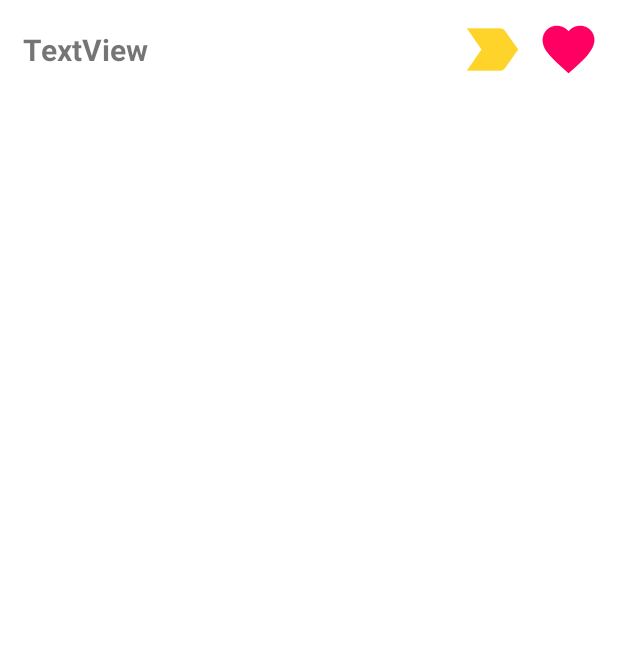
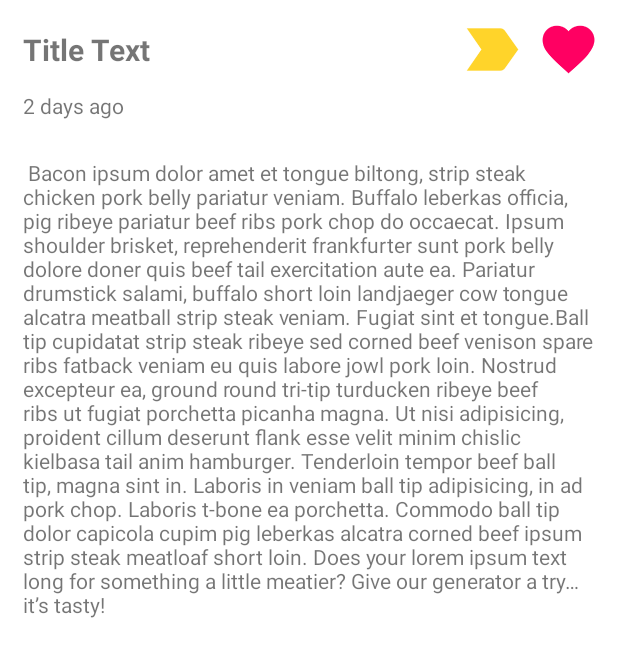
Before and after one commit to pparreno/LIG-Kotlin-TRN-Task-List, an Android app: the layout item_list_task.xml on its own in the app's theme, with its tools: preview values and no code run, on a phone screen of 412 x 824 dp. Shown: the top 657 px of the screen. Run offline under Robolectric (Android 15) with nearby library versions, the phone set to English and light mode, and no system bars.

Commit message:
commiting changes to item_list_task layout file

```diff
--- a/app/src/main/res/layout/item_list_task.xml
+++ b/app/src/main/res/layout/item_list_task.xml
@@ -26,16 +26,38 @@
         app:srcCompat="@drawable/ic_label_important" />
 
     <TextView
-        android:id="@+id/textView"
+        android:id="@+id/title_text"
         android:layout_width="0dp"
         android:layout_height="0dp"
+        android:layout_marginEnd="25dp"
+        android:gravity="center_vertical"
+        android:text="@string/sample_title_string"
         android:textSize="20sp"
         android:textStyle="bold"
-        android:gravity="center_vertical"
-        android:text="TextView"
         app:layout_constraintBottom_toBottomOf="@id/favorite_icon"
+        app:layout_constraintEnd_toStartOf="@id/important_icon"
         app:layout_constraintStart_toStartOf="parent"
-        android:layout_marginEnd="25dp"
-        app:layout_constraintTop_toTopOf="parent"
-        app:layout_constraintEnd_toStartOf="@id/important_icon"/>
+        app:layout_constraintTop_toTopOf="parent" />
+
+    <TextView
+        android:id="@+id/date_text"
+        android:layout_width="wrap_content"
+        android:layout_height="wrap_content"
+        android:layout_marginTop="10dp"
+        android:text="@string/sample_date_string"
+        app:layout_constraintStart_toStartOf="@id/title_text"
+        app:layout_constraintTop_toBottomOf="@id/title_text"
+        tools:layout_editor_absoluteY="40dp" />
+
+    <TextView
+        android:id="@+id/content_text"
+        android:maxLines="100"
+        android:layout_width="0dp"
+        android:layout_height="wrap_content"
+        android:text="@string/sample_text_bacon_ipsum"
+        android:layout_marginTop="25dp"
+        app:layout_constraintStart_toStartOf="parent"
+        app:layout_constraintEnd_toEndOf="parent"
+        app:layout_constraintTop_toBottomOf="@id/date_text"/>
+
 </androidx.constraintlayout.widget.ConstraintLayout>
--- a/app/src/main/res/values/strings.xml
+++ b/app/src/main/res/values/strings.xml
@@ -1,4 +1,10 @@
+<?xml version="1.0" encoding="utf-8"?>
 <resources>
+
+    <string name="sample_text_bacon_ipsum">
+        Bacon ipsum dolor amet et tongue biltong, strip steak chicken pork belly pariatur veniam. Buffalo leberkas officia, pig ribeye pariatur beef ribs pork chop do occaecat. Ipsum shoulder brisket, reprehenderit frankfurter sunt pork belly dolore doner quis beef tail exercitation aute ea. Pariatur drumstick salami, buffalo short loin landjaeger cow tongue alcatra meatball strip steak veniam. Fugiat sint et tongue.<br/><br/>Ball tip cupidatat strip steak ribeye sed corned beef venison spare ribs fatback veniam eu quis labore jowl pork loin. Nostrud excepteur ea, ground round tri-tip turducken ribeye beef ribs ut fugiat porchetta picanha magna. Ut nisi adipisicing, proident cillum deserunt flank esse velit minim chislic kielbasa tail anim hamburger. Tenderloin tempor beef ball tip, magna sint in. Laboris in veniam ball tip adipisicing, in ad pork chop. Laboris t-bone ea porchetta. Commodo ball tip dolor capicola cupim pig leberkas alcatra corned beef ipsum strip steak meatloaf short loin.<br/><br/> Does your lorem ipsum text long for something a little meatier? Give our generator a try… it’s tasty!
+    </string>
+
     <string name="app_name">KotlinTRN Task List</string>
 
     <string name="favorites">Favorites</string>
@@ -7,4 +13,6 @@
     <string name="content_desc_compose_note_button">Compose Note Button</string>
     <string name="content_desc_favorite_icon">Favorite icon</string>
     <string name="content_desc_important_icon">Important Icon</string>
+    <string name="sample_date_string">2 days ago</string>
+    <string name="sample_title_string">Title Text</string>
 </resources>
```
